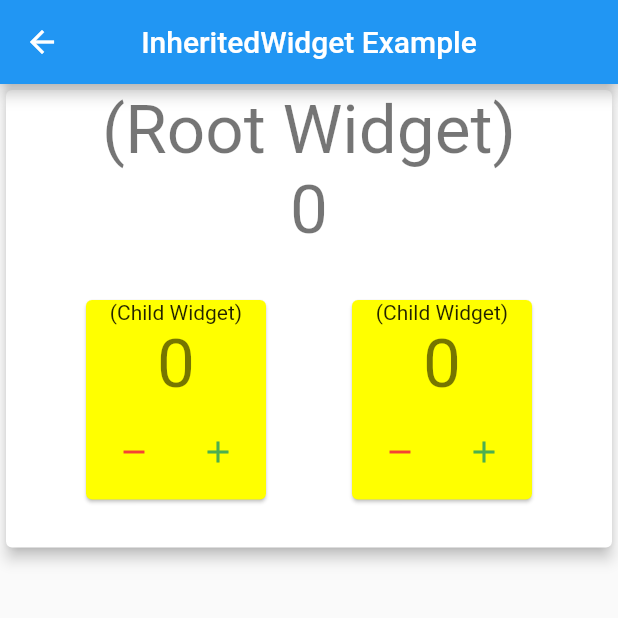
After one commit to chicager/flutter_demoapp, a Flutter app: the Contents screen opened directly, after a tap on "InheritedWidget Example", on a phone screen of 412 x 824 dp, the top half of it. The commit adds this screen. Run offline on Flutter 3.47's test engine with Material 2 defaults, Android fonts, the phone set to English and light mode, and no system bars; our stand-ins replace transparent_image.

```diff
--- a/lib/pages/contents.dart
+++ b/lib/pages/contents.dart
@@ -6,7 +6,9 @@ import 'package:flutter_application_1/pages/counter_example.dart';
 import 'package:flutter_application_1/pages/form_example.dart';
 import 'package:flutter_application_1/pages/http_example.dart';
 import 'package:flutter_application_1/pages/important_lessons.dart';
+import 'package:flutter_application_1/pages/inheritedwidget_example.dart';
 import 'package:flutter_application_1/pages/rating_example.dart';
+import 'package:flutter_application_1/pages/scopedmodel_example.dart';
 import 'package:flutter_application_1/pages/screen_example.dart';
 
 class Contents extends StatefulWidget {
@@ -178,6 +180,42 @@ Widget _myListView(BuildContext context) {
           ),
         ),
       ),
+      ElevatedButton(
+        style: ElevatedButton.styleFrom(
+          primary: Colors.red[600], // background
+          onPrimary: Colors.white, // foreground
+          padding: EdgeInsets.symmetric(horizontal: 50, vertical: 20),
+        ),
+        onPressed: () {
+          Route route =
+              MaterialPageRoute(builder: (context) => InheritedWidgetExample());
+          Navigator.push(context, route);
+        },
+        child: Text(
+          'InheritedWidget Example',
+          style: TextStyle(
+            fontSize: 24,
+          ),
+        ),
+      ),
+      ElevatedButton(
+        style: ElevatedButton.styleFrom(
+          primary: Colors.red[600], // background
+          onPrimary: Colors.white, // foreground
+          padding: EdgeInsets.symmetric(horizontal: 50, vertical: 20),
+        ),
+        onPressed: () {
+          Route route =
+              MaterialPageRoute(builder: (context) => ScopedModelExample());
+          Navigator.push(context, route);
+        },
+        child: Text(
+          'ScopedModel Example',
+          style: TextStyle(
+            fontSize: 24,
+          ),
+        ),
+      ),
     ],
   );
 }
--- /dev/null
+++ b/lib/pages/inheritedwidget_example.dart
@@ -0,0 +1,114 @@
+import 'package:flutter/material.dart';
+
+class InheritedWidgetExample extends StatefulWidget {
+  @override
+  State<StatefulWidget> createState() => _InheritedWidgetExampleState();
+}
+
+class _InheritedWidgetExampleState extends State<InheritedWidgetExample> {
+  int _counter = 0;
+
+  int get counterValue => _counter;
+
+  void _incrementCounter() => setState(() => _counter++);
+  void _decrementCounter() => setState(() => _counter--);
+
+  @override
+  Widget build(BuildContext context) {
+    return Scaffold(
+      appBar: AppBar(
+        title: Text('InheritedWidget Example'),
+        centerTitle: true,
+      ),
+      body: ListView(
+        children: <Widget>[
+          //Оборачиваем в наш Inherited Widget
+          MyInheritedWidget(
+            myState: this,
+            child: AppRootWidget(),
+          ),
+        ],
+      ),
+    );
+  }
+}
+
+class AppRootWidget extends StatelessWidget {
+  @override
+  Widget build(BuildContext context) {
+    final rootWidgetState = MyInheritedWidget.of(context)?.myState;
+    return Card(
+      elevation: 4.0,
+      child: Column(
+        children: <Widget>[
+          Text('(Root Widget)', style: Theme.of(context).textTheme.headline3),
+          Text('${rootWidgetState!.counterValue}', style: Theme.of(context).textTheme.headline3),
+          SizedBox(
+            height: 30,
+          ),
+          Row(
+            mainAxisAlignment: MainAxisAlignment.spaceEvenly,
+            children: <Widget>[
+              Counter(),
+              Counter(),
+            ],
+          ),
+        ],
+      ),
+    );
+  }
+}
+
+class Counter extends StatelessWidget {
+  @override
+  Widget build(BuildContext context) {
+    final rootWidgetState = MyInheritedWidget.of(context)?.myState;
+    return Card(
+      margin: EdgeInsets.all(4.0).copyWith(bottom: 32.0),
+      color: Colors.yellowAccent,
+      child: Column(
+        children: <Widget>[
+          Text('(Child Widget)'),
+          Text('${rootWidgetState!.counterValue}', style: Theme.of(context).textTheme.headline3),
+          ButtonBar(
+            children: <Widget>[
+              IconButton(
+                icon: Icon(Icons.remove),
+                color: Colors.red,
+                onPressed: () => rootWidgetState._decrementCounter(),
+              ),
+              IconButton(
+                icon: Icon(Icons.add),
+                color: Colors.green,
+                onPressed: () => rootWidgetState._incrementCounter(),
+              ),
+            ],
+          ),
+        ],
+      ),
+    );
+  }
+}
+
+class MyInheritedWidget extends InheritedWidget {
+  final _InheritedWidgetExampleState?
+      myState; //Указываем что мы будем хранить в классе MyInheritedWidget
+
+  MyInheritedWidget({Key? key, Widget? child, @required this.myState})
+      : super(key: key, child: child!);
+
+  @override
+  bool updateShouldNotify(MyInheritedWidget oldWidget) {
+    return this.myState?.counterValue != oldWidget.myState?.counterValue;
+  }
+
+  @override
+  Widget build(BuildContext context) {
+    return Container();
+  }
+
+  //позволяет предоставить наши данные всем дочерним виджетам по дереву
+  static MyInheritedWidget? of(BuildContext context) {
+    return context.dependOnInheritedWidgetOfExactType();
+  }
+}
--- /dev/null
+++ b/lib/pages/scopedmodel_example.dart
@@ -0,0 +1,101 @@
+import 'package:flutter/material.dart';
+import 'package:scoped_model/scoped_model.dart';
+
+class ScopedModelExample extends StatefulWidget {
+  @override
+  State<StatefulWidget> createState() => _ScopedModelExampleState();
+}
+
+class _ScopedModelExampleState extends State<ScopedModelExample> {
+  @override
+  Widget build(BuildContext context) {
+    return Scaffold(
+      appBar: AppBar(
+        title: Text('InheritedWidget Example'),
+        centerTitle: true,
+      ),
+      body: ListView(
+        children: <Widget>[
+          ScopedModel<MyModel>(
+            model: MyModel(),
+            child: _AppRootWidget(),
+          ),
+        ],
+      ),
+    );
+  }
+}
+
+class _AppRootWidget extends StatelessWidget {
+  @override
+  Widget build(BuildContext context) {
+    return Card(
+      elevation: 4.0,
+      child: Column(
+        children: <Widget>[
+          Text('(Root Widget)', style: Theme.of(context).textTheme.headline3),
+          Text('0', style: Theme.of(context).textTheme.headline3),
+          SizedBox(
+            height: 30,
+          ),
+          Row(
+            mainAxisAlignment: MainAxisAlignment.spaceEvenly,
+            children: <Widget>[
+              Counter(),
+              Counter(),
+            ],
+          ),
+        ],
+      ),
+    );
+  }
+}
+
+class Counter extends StatelessWidget {
+  @override
+  Widget build(BuildContext context) {
+    return ScopedModelDescendant<MyModel>(
+      rebuildOnChange: true, //true если текущий виджет нуждается в обновлении
+      builder: (context, child, model) => Card(
+        margin: EdgeInsets.all(4.0).copyWith(bottom: 32.0),
+        color: Colors.yellowAccent,
+        child: Column(
+          children: <Widget>[
+            Text('(Child Widget)'),
+            Text('${model.counterValue}', style: Theme.of(context).textTheme.headline3),
+            ButtonBar(
+              children: <Widget>[
+                IconButton(
+                  icon: Icon(Icons.remove),
+                  color: Colors.red,
+                  onPressed: () => model._decrementCounter(),
+                ),
+                IconButton(
+                  icon: Icon(Icons.add),
+                  color: Colors.green,
+                  onPressed: () => model._incrementCounter(),
+                ),
+              ],
+            ),
+          ],
+        ),
+      ),
+    );
+  }
+}
+
+class MyModel extends Model {
+  int _counter = 0;
+
+  int get counterValue => _counter;
+
+  void _incrementCounter() {
+    _counter++;
+    notifyListeners();
+  }
+
+  void _decrementCounter() {
+    _counter--;
+    notifyListeners();
+  }
+}
--- a/pubspec.yaml
+++ b/pubspec.yaml
@@ -36,6 +36,7 @@ dependencies:
   cupertino_icons: ^1.0.2
   http: ^0.13.4
   transparent_image: ^2.0.0
+  scoped_model: ^1.1.0
 
 dev_dependencies:
   flutter_test:
```
Also changed, not shown: lib/pages/important_lessons.dart (+10 -0 lines), pubspec.lock.
